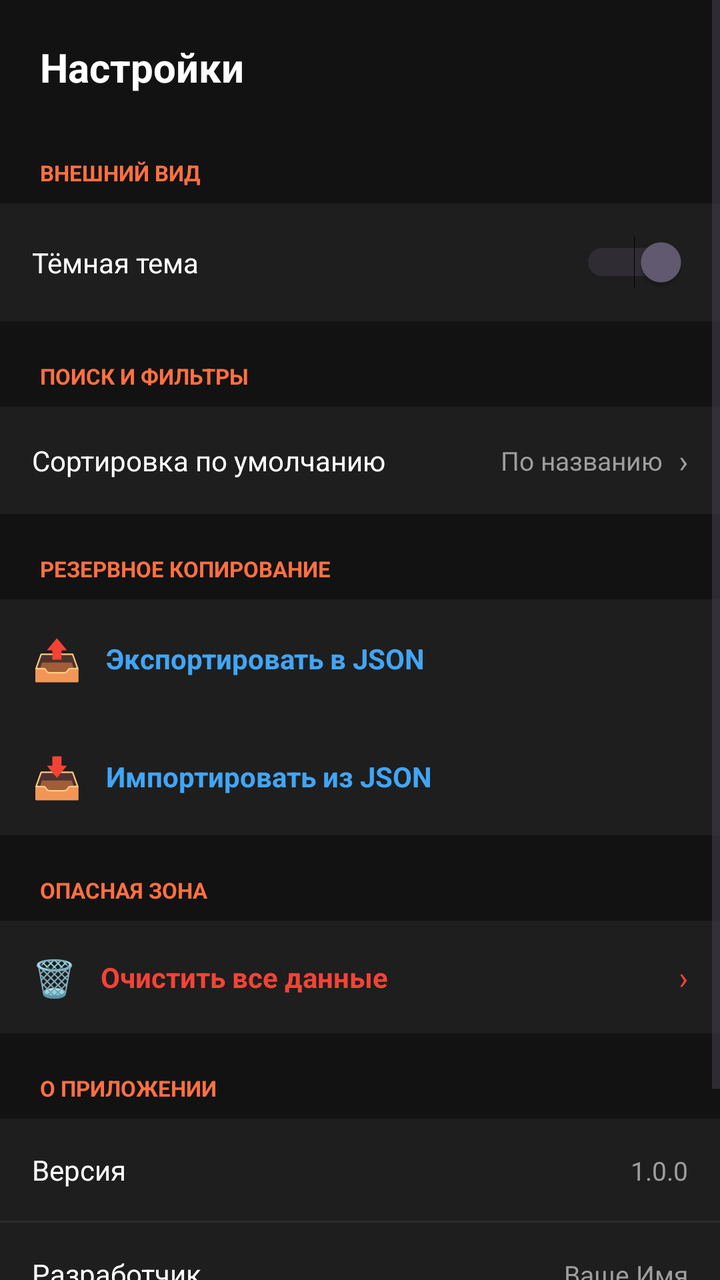
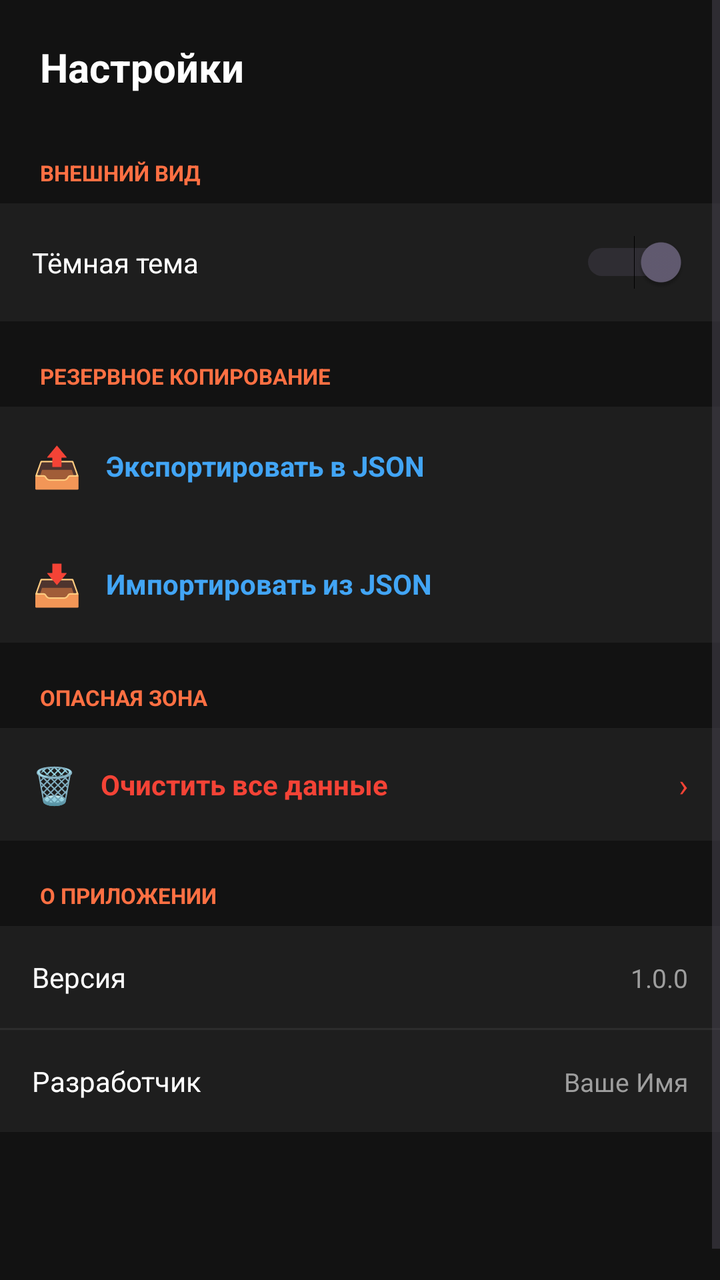

Before-and-after screenshots of an Android layout around one commit, followed by the original layout XML and the change that was made.
<!-- AndroidManifest.xml: application theme Theme.Application -->
<!-- res/layout/fragment_settings.xml -->
<?xml version="1.0" encoding="utf-8"?>
<androidx.constraintlayout.widget.ConstraintLayout
    xmlns:android="http://schemas.android.com/apk/res/android"
    xmlns:app="http://schemas.android.com/apk/res-auto"
    android:layout_width="match_parent"
    android:layout_height="match_parent"
    android:background="#121212">

    <ScrollView
        android:layout_width="0dp"
        android:layout_height="0dp"
        app:layout_constraintTop_toTopOf="parent"
        app:layout_constraintBottom_toBottomOf="parent"
        app:layout_constraintStart_toStartOf="parent"
        app:layout_constraintEnd_toEndOf="parent">

        <LinearLayout
            android:layout_width="match_parent"
            android:layout_height="wrap_content"
            android:orientation="vertical"
            android:paddingBottom="90dp">

            <TextView
                android:layout_width="wrap_content"
                android:layout_height="wrap_content"
                android:layout_margin="20dp"
                android:text="Настройки"
                android:textColor="#FFFFFF"
                android:textSize="20sp"
                android:textStyle="bold" />

            
            <TextView
                android:layout_width="wrap_content"
                android:layout_height="wrap_content"
                android:layout_marginStart="20dp"
                android:layout_marginTop="12dp"
                android:text="ВНЕШНИЙ ВИД"
                android:textColor="#FF7043"
                android:textSize="11sp"
                android:textStyle="bold" />

            <LinearLayout
                android:layout_width="match_parent"
                android:layout_height="wrap_content"
                android:layout_marginTop="8dp"
                android:background="#1E1E1E"
                android:gravity="center_vertical"
                android:orientation="horizontal"
                android:padding="16dp">

                <TextView
                    android:layout_width="0dp"
                    android:layout_height="wrap_content"
                    android:layout_weight="1"
                    android:text="Тёмная тема"
                    android:textColor="#FFFFFF"
                    android:textSize="14sp" />

                <Switch
                    android:id="@+id/switchDarkTheme"
                    android:layout_width="wrap_content"
                    android:layout_height="wrap_content"
                    android:checked="true" />
            </LinearLayout>

            
            <TextView
                android:layout_width="wrap_content"
                android:layout_height="wrap_content"
                android:layout_marginStart="20dp"
                android:layout_marginTop="20dp"
                android:text="ПОИСК И ФИЛЬТРЫ"
                android:textColor="#FF7043"
                android:textSize="11sp"
                android:textStyle="bold" />

            <LinearLayout
                android:id="@+id/rowSort"
                android:layout_width="match_parent"
                android:layout_height="wrap_content"
                android:layout_marginTop="8dp"
                android:background="#1E1E1E"
                android:gravity="center_vertical"
                android:orientation="horizontal"
                android:padding="16dp">

                <TextView
                    android:layout_width="0dp"
                    android:layout_height="wrap_content"
                    android:layout_weight="1"
                    android:text="Сортировка по умолчанию"
                    android:textColor="#FFFFFF"
                    android:textSize="14sp" />

                <TextView
                    android:id="@+id/sortValue"
                    android:layout_width="wrap_content"
                    android:layout_height="wrap_content"
                    android:text="По названию"
                    android:textColor="#9E9E9E"
                    android:textSize="13sp" />

                <TextView
                    android:layout_width="wrap_content"
                    android:layout_height="wrap_content"
                    android:layout_marginStart="8dp"
                    android:text="›"
                    android:textColor="#9E9E9E"
                    android:textSize="16sp" />
            </LinearLayout>

            
            <TextView
                android:layout_width="wrap_content"
                android:layout_height="wrap_content"
                android:layout_marginStart="20dp"
                android:layout_marginTop="20dp"
                android:text="РЕЗЕРВНОЕ КОПИРОВАНИЕ"
                android:textColor="#FF7043"
                android:textSize="11sp"
                android:textStyle="bold" />

            <LinearLayout
                android:id="@+id/rowExport"
                android:layout_width="match_parent"
                android:layout_height="wrap_content"
                android:layout_marginTop="8dp"
                android:background="#1E1E1E"
                android:gravity="center_vertical"
                android:orientation="horizontal"
                android:padding="16dp">

                <TextView
                    android:layout_width="wrap_content"
                    android:layout_height="wrap_content"
                    android:text="📤"
                    android:textSize="20sp" />

                <TextView
                    android:layout_width="0dp"
                    android:layout_height="wrap_content"
                    android:layout_marginStart="12dp"
                    android:layout_weight="1"
                    android:text="Экспортировать в JSON"
                    android:textColor="#42A5F5"
                    android:textSize="14sp"
                    android:textStyle="bold" />
            </LinearLayout>

            <LinearLayout
                android:id="@+id/rowImport"
                android:layout_width="match_parent"
                android:layout_height="wrap_content"
                android:background="#1E1E1E"
                android:gravity="center_vertical"
                android:orientation="horizontal"
                android:padding="16dp">

                <TextView
                    android:layout_width="wrap_content"
                    android:layout_height="wrap_content"
                    android:text="📥"
                    android:textSize="20sp" />

                <TextView
                    android:layout_width="0dp"
                    android:layout_height="wrap_content"
                    android:layout_marginStart="12dp"
                    android:layout_weight="1"
                    android:text="Импортировать из JSON"
                    android:textColor="#42A5F5"
                    android:textSize="14sp"
                    android:textStyle="bold" />
            </LinearLayout>

            
            <TextView
                android:layout_width="wrap_content"
                android:layout_height="wrap_content"
                android:layout_marginStart="20dp"
                android:layout_marginTop="20dp"
                android:text="ОПАСНАЯ ЗОНА"
                android:textColor="#FF7043"
                android:textSize="11sp"
                android:textStyle="bold" />

            <LinearLayout
                android:id="@+id/rowClear"
                android:layout_width="match_parent"
                android:layout_height="wrap_content"
                android:layout_marginTop="8dp"
                android:background="#1E1E1E"
                android:gravity="center_vertical"
                android:orientation="horizontal"
                android:padding="16dp">

                <TextView
                    android:layout_width="wrap_content"
                    android:layout_height="wrap_content"
                    android:text="🗑"
                    android:textSize="18sp" />

                <TextView
                    android:layout_width="0dp"
                    android:layout_height="wrap_content"
                    android:layout_marginStart="12dp"
                    android:layout_weight="1"
                    android:text="Очистить все данные"
                    android:textColor="#F44336"
                    android:textSize="14sp"
                    android:textStyle="bold" />

                <TextView
                    android:layout_width="wrap_content"
                    android:layout_height="wrap_content"
                    android:text="›"
                    android:textColor="#F44336"
                    android:textSize="16sp" />
            </LinearLayout>

            
            <TextView
                android:layout_width="wrap_content"
                android:layout_height="wrap_content"
                android:layout_marginStart="20dp"
                android:layout_marginTop="20dp"
                android:text="О ПРИЛОЖЕНИИ"
                android:textColor="#FF7043"
                android:textSize="11sp"
                android:textStyle="bold" />

            <LinearLayout
                android:layout_width="match_parent"
                android:layout_height="wrap_content"
                android:layout_marginTop="8dp"
                android:background="#1E1E1E"
                android:orientation="vertical">

                <LinearLayout
                    android:layout_width="match_parent"
                    android:layout_height="wrap_content"
                    android:orientation="horizontal"
                    android:padding="16dp">

                    <TextView
                        android:layout_width="0dp"
                        android:layout_height="wrap_content"
                        android:layout_weight="1"
                        android:text="Версия"
                        android:textColor="#FFFFFF"
                        android:textSize="14sp" />

                    <TextView
                        android:layout_width="wrap_content"
                        android:layout_height="wrap_content"
                        android:text="1.0.0"
                        android:textColor="#9E9E9E"
                        android:textSize="13sp" />
                </LinearLayout>

                <View
                    android:layout_width="match_parent"
                    android:layout_height="1dp"
                    android:background="#2C2C2C" />

                <LinearLayout
                    android:layout_width="match_parent"
                    android:layout_height="wrap_content"
                    android:orientation="horizontal"
                    android:padding="16dp">

                    <TextView
                        android:layout_width="0dp"
                        android:layout_height="wrap_content"
                        android:layout_weight="1"
                        android:text="Разработчик"
                        android:textColor="#FFFFFF"
                        android:textSize="14sp" />

                    <TextView
                        android:layout_width="wrap_content"
                        android:layout_height="wrap_content"
                        android:text="Ваше Имя"
                        android:textColor="#9E9E9E"
                        android:textSize="13sp" />
                </LinearLayout>
            </LinearLayout>

        </LinearLayout>
    </ScrollView>
</androidx.constraintlayout.widget.ConstraintLayout>
<!-- resources referenced by this layout -->
<resources>
  <style name="Theme.Application" parent="Base.Theme.Application" />
  <style name="Base.Theme.Application" parent="Theme.Material3.DayNight.NoActionBar">
          
          
      </style>
</resources>

<!-- the commit's change to res/layout/fragment_settings.xml (unified diff, before → after) -->
@@ -70,52 +70,6 @@
                 android:layout_height="wrap_content"
                 android:layout_marginStart="20dp"
                 android:layout_marginTop="20dp"
-                android:text="ПОИСК И ФИЛЬТРЫ"
-                android:textColor="#FF7043"
-                android:textSize="11sp"
-                android:textStyle="bold" />
-
-            <LinearLayout
-                android:id="@+id/rowSort"
-                android:layout_width="match_parent"
-                android:layout_height="wrap_content"
-                android:layout_marginTop="8dp"
-                android:background="#1E1E1E"
-                android:gravity="center_vertical"
-                android:orientation="horizontal"
-                android:padding="16dp">
-
-                <TextView
-                    android:layout_width="0dp"
-                    android:layout_height="wrap_content"
-                    android:layout_weight="1"
-                    android:text="Сортировка по умолчанию"
-                    android:textColor="#FFFFFF"
-                    android:textSize="14sp" />
-
-                <TextView
-                    android:id="@+id/sortValue"
-                    android:layout_width="wrap_content"
-                    android:layout_height="wrap_content"
-                    android:text="По названию"
-                    android:textColor="#9E9E9E"
-                    android:textSize="13sp" />
-
-                <TextView
-                    android:layout_width="wrap_content"
-                    android:layout_height="wrap_content"
-                    android:layout_marginStart="8dp"
-                    android:text="›"
-                    android:textColor="#9E9E9E"
-                    android:textSize="16sp" />
-            </LinearLayout>
-
-            
-            <TextView
-                android:layout_width="wrap_content"
-                android:layout_height="wrap_content"
-                android:layout_marginStart="20dp"
-                android:layout_marginTop="20dp"
                 android:text="РЕЗЕРВНОЕ КОПИРОВАНИЕ"
                 android:textColor="#FF7043"
                 android:textSize="11sp"
